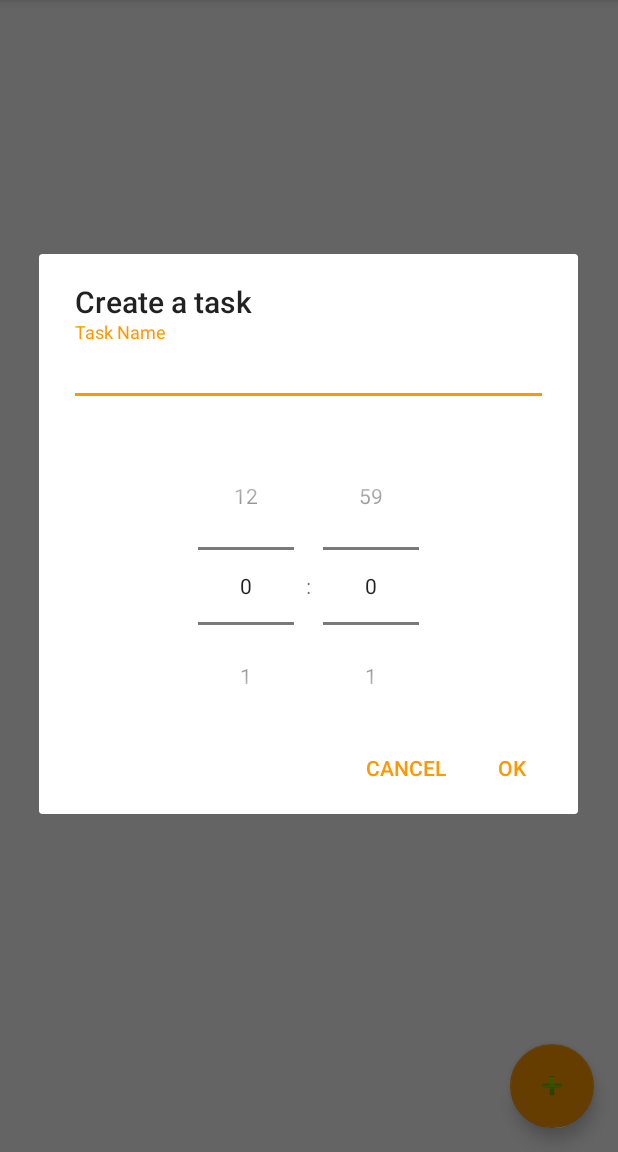
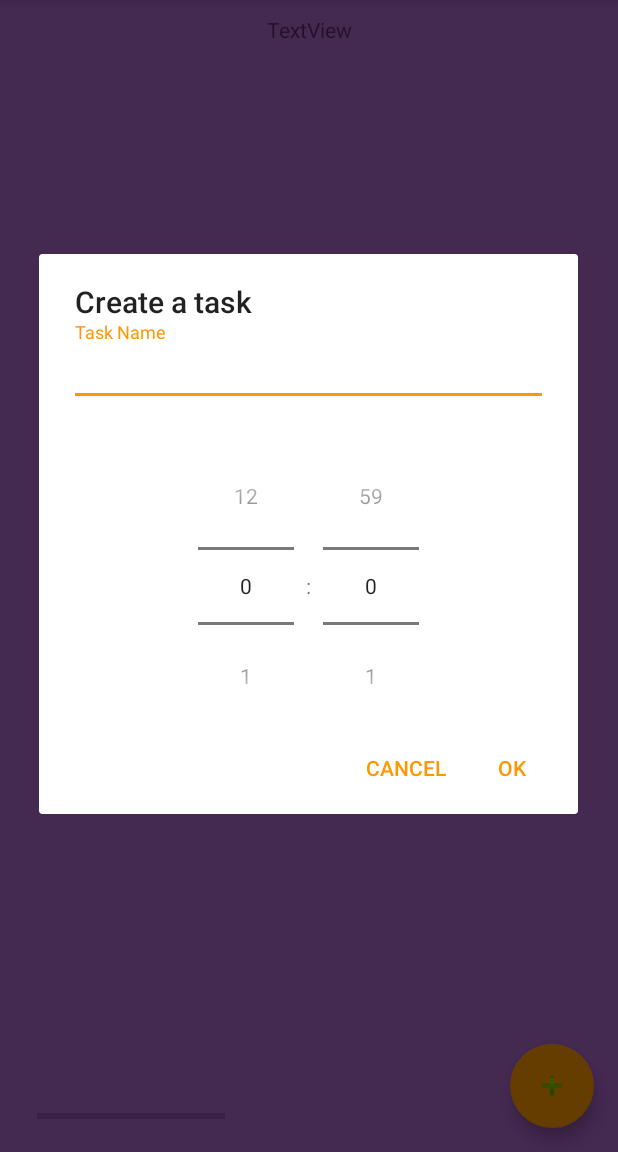
Before and after one commit to cqpham/SEG3125_Project, an Android app: the screen it shows after launch (MainActivity), after a tap on an icon or button, on a phone screen of 412 x 824 dp, the part 84-1236 px from its top. Run offline under Robolectric (Android 15) with nearby library versions, the phone set to English and light mode, and no system bars.

Commit message:
Added layout for main activity

```diff
--- a/app/src/main/AndroidManifest.xml
+++ b/app/src/main/AndroidManifest.xml
@@ -11,7 +11,8 @@
         <activity
             android:name="seg3125.project.MainActivity"
             android:label="@string/app_name"
-            android:theme="@style/MDAppTheme">
+            android:theme="@style/MDAppTheme"
+            android:screenOrientation="portrait">
             <intent-filter>
                 <action android:name="android.intent.action.MAIN" />
                 <category android:name="android.intent.category.LAUNCHER" />
--- a/app/src/main/java/seg3125/project/MainActivity.java
+++ b/app/src/main/java/seg3125/project/MainActivity.java
@@ -1,7 +1,9 @@
 package seg3125.project;
 
 import android.os.Bundle;
+import android.os.CountDownTimer;
 import android.support.design.widget.FloatingActionButton;
+import android.support.v4.app.Fragment;
 import android.support.v7.app.AppCompatActivity;
 import android.support.v7.widget.Toolbar;
 import android.text.format.DateFormat;
@@ -81,4 +83,20 @@ public class MainActivity extends AppCompatActivity {
         // display dialog
         dialog.show();
     }
+
+    public class CustomCountDownTimer extends CountDownTimer {
+        public CustomCountDownTimer (long millisInFuture, long countDownInterval) {
+            super(millisInFuture, countDownInterval);
+        }
+
+        @Override
+        public void onTick (long millisUntilFinished) {
+
+        }
+
+        @Override
+        public void onFinish() {
+
+        }
+    }
 }
--- a/app/src/main/res/layout/content_main.xml
+++ b/app/src/main/res/layout/content_main.xml
@@ -6,6 +6,50 @@
     android:layout_height="match_parent"
     app:layout_behavior="@string/appbar_scrolling_view_behavior"
     tools:context="seg3125.project.MainActivity"
-    tools:showIn="@layout/activity_main">
+    tools:showIn="@layout/activity_main"
+    android:id="@+id/constraintLayout">
+
+    <ImageView
+        android:id="@+id/room_img"
+        android:layout_width="0dp"
+        android:layout_height="0dp"
+        android:layout_weight="1"
+        app:layout_constraintBottom_toBottomOf="parent"
+        app:layout_constraintEnd_toEndOf="parent"
+        app:layout_constraintStart_toStartOf="parent"
+        app:layout_constraintTop_toTopOf="parent"
+        app:srcCompat="@android:color/holo_purple"
+        tools:layout_editor_absoluteX="0dp" />
+
+    <LinearLayout
+        android:layout_width="wrap_content"
+        android:layout_height="wrap_content"
+        android:orientation="horizontal"
+        app:layout_constraintLeft_toLeftOf="parent"
+        app:layout_constraintTop_toTopOf="parent"
+        app:layout_constraintRight_toRightOf="parent">
+
+        <TextView
+            android:id="@+id/textView6"
+            android:layout_width="wrap_content"
+            android:layout_height="wrap_content"
+            android:layout_weight="1"
+            android:layout_marginTop="10dp"
+            android:text="TextView"
+            tools:layout_editor_absoluteX="0dp"
+            tools:layout_editor_absoluteY="0dp" />
+
+    </LinearLayout>
+
+    <ProgressBar
+        android:id="@+id/progressBar"
+        style="?android:attr/progressBarStyleHorizontal"
+        android:layout_width="125dp"
+        android:layout_height="wrap_content"
+        app:layout_constraintBottom_toBottomOf="parent"
+        app:layout_constraintLeft_toLeftOf="parent"
+        app:layout_constraintRight_toRightOf="parent"
+        android:layout_marginBottom="16dp"
+        app:layout_constraintHorizontal_bias="0.086" />
 
 </android.support.constraint.ConstraintLayout>
```
